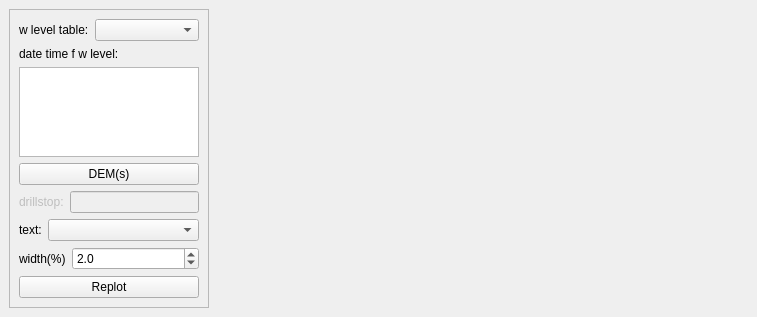
This is ui/secplotdockwidget_ui.ui in jkall/qgis-midvatten-plugin as Qt 5 draws it before an edit. The edited form follows.
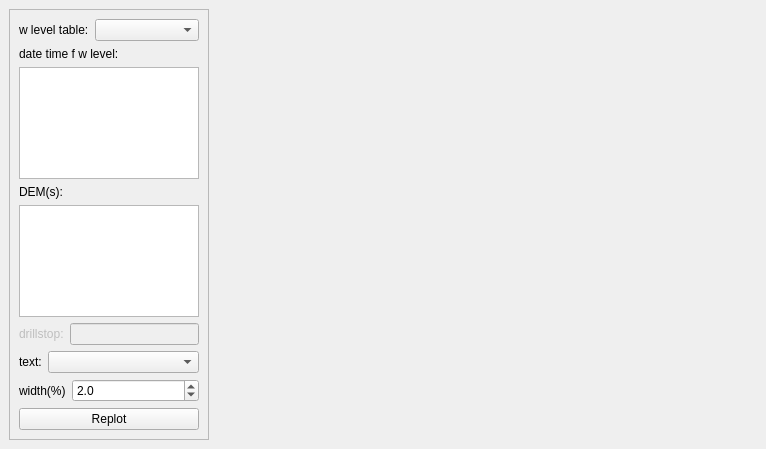
This is the edited form.

Commit message: working on DEM in section plot 	modified:   definitions/midvatten_defs.py 	deleted:    sampledem.py 	modified:   sectionplot.py 	modified:   tools/sampledem.py 	modified:   ui/secplotdockwidget_ui.ui

Patch:
```diff
--- a/ui/secplotdockwidget_ui.ui
+++ b/ui/secplotdockwidget_ui.ui
@@ -6,15 +6,15 @@
    <rect>
     <x>0</x>
     <y>0</y>
-    <width>757</width>
-    <height>317</height>
+    <width>766</width>
+    <height>449</height>
    </rect>
   </property>
   <property name="windowTitle">
    <string>Midvatten Section Plot</string>
   </property>
   <widget class="QWidget" name="dockWidgetContents">
-   <layout class="QGridLayout" name="gridLayout_3">
+   <layout class="QGridLayout" name="gridLayout_2">
     <item row="0" column="0">
      <widget class="QFrame" name="frame">
       <property name="minimumSize">
@@ -35,8 +35,8 @@
       <property name="frameShadow">
        <enum>QFrame::Raised</enum>
       </property>
-      <layout class="QGridLayout" name="gridLayout_2">
-       <item row="0" column="0">
+      <layout class="QVBoxLayout" name="verticalLayout_3">
+       <item>
         <layout class="QFormLayout" name="formLayout_5">
          <item row="0" column="0">
           <widget class="QLabel" name="label">
@@ -53,7 +53,7 @@
          </item>
         </layout>
        </item>
-       <item row="1" column="0">
+       <item>
         <layout class="QVBoxLayout" name="verticalLayout">
          <item>
           <widget class="QLabel" name="label_3">
@@ -76,21 +76,47 @@
          </item>
         </layout>
        </item>
-       <item row="2" column="0">
-        <widget class="QPushButton" name="pushButton_DEMs">
-         <property name="maximumSize">
-          <size>
-           <width>250</width>
-           <height>16777215</height>
-          </size>
-         </property>
-         <property name="text">
-          <string>DEM(s)</string>
-         </property>
-        </widget>
+       <item>
+        <layout class="QVBoxLayout" name="verticalLayout_2">
+         <item>
+          <widget class="QLabel" name="label_4">
+           <property name="sizePolicy">
+            <sizepolicy hsizetype="Preferred" vsizetype="Fixed">
+             <horstretch>0</horstretch>
+             <verstretch>0</verstretch>
+            </sizepolicy>
+           </property>
+           <property name="text">
+            <string>DEM(s):</string>
+           </property>
+           <property name="buddy">
+            <cstring>wlvltableComboBox</cstring>
+           </property>
+          </widget>
+         </item>
+         <item>
+          <widget class="QListWidget" name="inData">
+           <property name="cursor" stdset="0">
+            <cursorShape>ArrowCursor</cursorShape>
+           </property>
+           <property name="editTriggers">
+            <set>QAbstractItemView::DoubleClicked|QAbstractItemView::EditKeyPressed</set>
+           </property>
+           <property name="selectionMode">
+            <enum>QAbstractItemView::MultiSelection</enum>
+           </property>
+           <property name="viewMode">
+            <enum>QListView::ListMode</enum>
+           </property>
+          </widget>
+         </item>
+        </layout>
        </item>
-       <item row="3" column="0">
+       <item>
         <layout class="QFormLayout" name="formLayout_2">
+         <property name="fieldGrowthPolicy">
+          <enum>QFormLayout::AllNonFixedFieldsGrow</enum>
+         </property>
          <item row="0" column="0">
           <widget class="QLabel" name="label_2">
            <property name="enabled">
@@ -116,7 +142,7 @@
          </item>
         </layout>
        </item>
-       <item row="4" column="0">
+       <item>
         <layout class="QFormLayout" name="formLayout_3">
          <item row="0" column="0">
           <widget class="QLabel" name="label_5">
@@ -137,7 +163,7 @@
          </item>
         </layout>
        </item>
-       <item row="5" column="0">
+       <item>
         <layout class="QFormLayout" name="formLayout">
          <property name="fieldGrowthPolicy">
           <enum>QFormLayout::AllNonFixedFieldsGrow</enum>
@@ -164,7 +190,7 @@
          </item>
         </layout>
        </item>
-       <item row="6" column="0">
+       <item>
         <widget class="QPushButton" name="pushButton">
          <property name="maximumSize">
           <size>
```
The commit also changes 4 other files.
